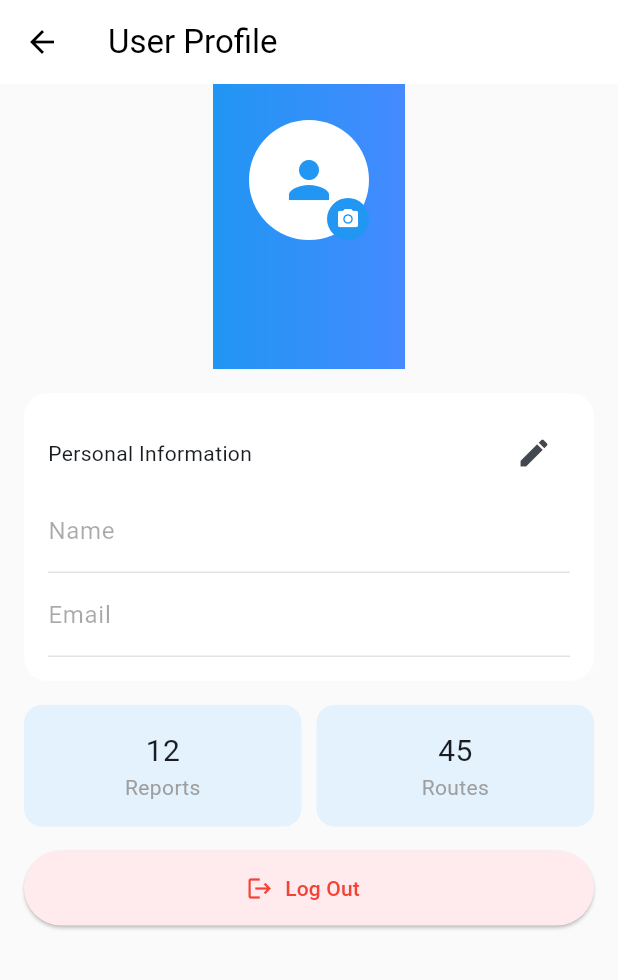
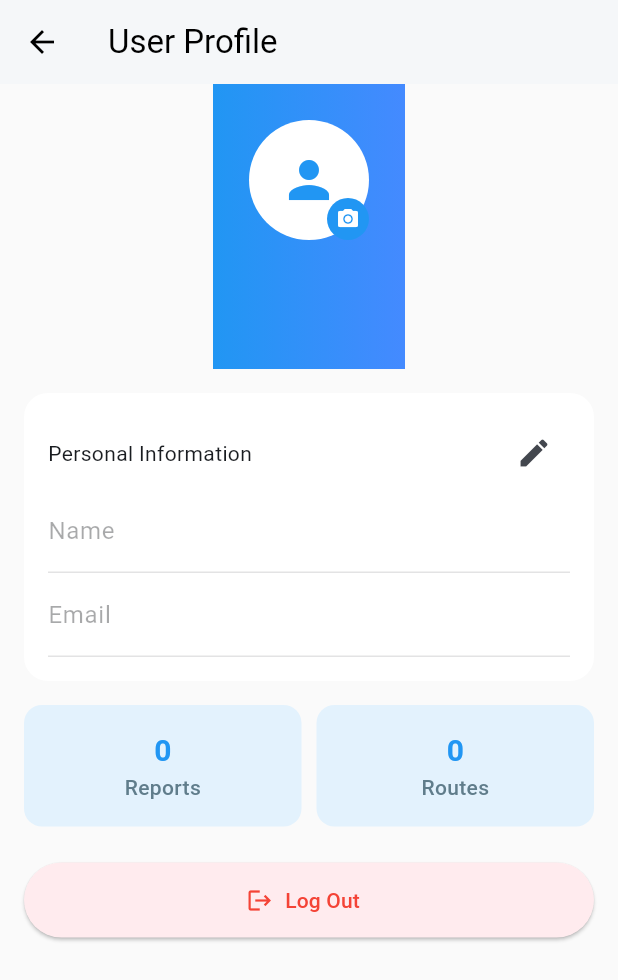
Before and after one commit to davicassol/pds-flutter, a Flutter app: the UserProfileScreen screen opened by its route, on a phone screen of 412 x 824 dp. Shown: the top 980 px of the screen. Run offline on Flutter 3.47's test engine with Material 3 defaults, Android fonts, the phone set to English and light mode, and no system bars; our stand-ins replace cloud_firestore, firebase_auth, firebase_core, firebase_storage, fl_chart, geocoding and 3 more; accounts and stored records are empty.

Commit message:
atualizações na feature de reporte

```diff
--- a/lib/features/profile/screens/user_profile_screen.dart
+++ b/lib/features/profile/screens/user_profile_screen.dart
@@ -4,6 +4,7 @@ import '../widgets/profile_header.dart';
 import '../widgets/profile_form.dart';
 import '../widgets/profile_stats.dart';
 import '../widgets/logout_button.dart';
+import '../../report/screens/my_reports_screen.dart';
 
 class UserProfileScreen extends StatefulWidget {
   const UserProfileScreen({super.key});
@@ -73,6 +74,7 @@ class _UserProfileScreenState extends State<UserProfileScreen> {
         title: const Text("User Profile"),
         backgroundColor: Colors.white,
         foregroundColor: Colors.black,
+        elevation: 1,
       ),
       body: SingleChildScrollView(
         child: Column(
@@ -95,11 +97,14 @@ class _UserProfileScreenState extends State<UserProfileScreen> {
 
                   const SizedBox(height: 16),
 
+                  // Onde os status são renderizados
                   const ProfileStats(),
 
-                  const SizedBox(height: 16),
+                  const SizedBox(height: 24),
 
                   LogoutButton(onLogout: handleLogout),
+
+                  const SizedBox(height: 20),
                 ],
               ),
             ),
--- a/lib/features/profile/widgets/profile_stats.dart
+++ b/lib/features/profile/widgets/profile_stats.dart
@@ -1,4 +1,7 @@
 import 'package:flutter/material.dart';
+import 'package:cloud_firestore/cloud_firestore.dart';
+import '../../report/screens/my_reports_screen.dart';
+import '../../report/services/report_service.dart';
 
 class ProfileStats extends StatelessWidget {
   const ProfileStats({super.key});
@@ -6,10 +9,56 @@ class ProfileStats extends StatelessWidget {
   @override
   Widget build(BuildContext context) {
     return Row(
-      children: const [
-        Expanded(child: _Item("12", "Reports")),
-        SizedBox(width: 10),
-        Expanded(child: _Item("45", "Routes")),
+      children: [
+        Expanded(
+          // O StreamBuilder fica escutando o banco em tempo real
+          child: StreamBuilder<QuerySnapshot>(
+            stream: ReportService().getUserReports(),
+            builder: (context, snapshot) {
+              if (snapshot.connectionState == ConnectionState.waiting) {
+                return _Item(value: "-", label: "Reports", onTap: () {});
+              }
+              if (snapshot.hasError) {
+                print("ERRO DO FIRESTORE: ${snapshot.error}");
+                return _Item(value: "Erro", label: "Reports", onTap: () {});
+              }
+              String reportCount = "0";
+              if (snapshot.hasData) {
+                reportCount = snapshot.data!.docs.length.toString();
+              }
+
+              return _Item(
+                value: reportCount,
+                label: "Reports",
+                onTap: () {
+                  Navigator.push(
+                    context,
+                    MaterialPageRoute(
+                      builder: (context) => const MyReportsScreen(),
+                    ),
+                  );
+                },
+              );
+            },
+          ),
+        ),
+
+        const SizedBox(width: 10),
+
+        Expanded(
+          child: _Item(
+            value: "0", // 0 como padrão para as rotas por enquanto
+            label: "Routes",
+            onTap: () {
+              // Um aviso provisório para quando clicar em "Rotas"
+              ScaffoldMessenger.of(context).showSnackBar(
+                const SnackBar(
+                  content: Text("O histórico de rotas estará disponível em breve!"),
+                ),
+              );
+            },
+          ),
+        ),
       ],
     );
   }
@@ -18,22 +67,44 @@ class ProfileStats extends StatelessWidget {
 class _Item extends StatelessWidget {
   final String value;
   final String label;
+  final VoidCallback? onTap;
 
-  const _Item(this.value, this.label);
+  const _Item({
+    required this.value,
+    required this.label,
+    this.onTap,
+  });
 
   @override
   Widget build(BuildContext context) {
-    return Container(
-      padding: const EdgeInsets.all(16),
-      decoration: BoxDecoration(
-        color: Colors.blue[50],
+    return Material(
+      color: Colors.blue[50],
+      borderRadius: BorderRadius.circular(12),
+      child: InkWell(
+        onTap: onTap,
         borderRadius: BorderRadius.circular(12),
-      ),
-      child: Column(
-        children: [
-          Text(value, style: const TextStyle(fontSize: 20)),
-          Text(label, style: const TextStyle(color: Colors.grey)),
-        ],
+        child: Padding(
+          padding: const EdgeInsets.all(16),
+          child: Column(
+            children: [
+              Text(
+                value,
+                style: const TextStyle(
+                  fontSize: 20,
+                  fontWeight: FontWeight.bold,
+                  color: Colors.blue,
+                ),
+              ),
+              Text(
+                label,
+                style: const TextStyle(
+                  color: Colors.blueGrey,
+                  fontWeight: FontWeight.w500,
+                ),
+              ),
+            ],
+          ),
+        ),
       ),
     );
   }
--- a/pubspec.yaml
+++ b/pubspec.yaml
@@ -31,6 +31,7 @@ dependencies:
   geolocator: ^10.1.0
   geocoding: ^4.0.0
   flutter_polyline_points: ^2.0.0
+  intl: ^0.20.2
 
 
 dev_dependencies:
```
Also changed, not shown: lib/features/map/widgets/legend_widget.dart (+52 -28 lines), lib/features/map/widgets/map_view.dart (+23 -10 lines), lib/features/report/screens/my_reports_screen.dart (added, +147 -0 lines), lib/features/report/services/report_service.dart (+40 -6 lines), pubspec.lock, 1 other file.
